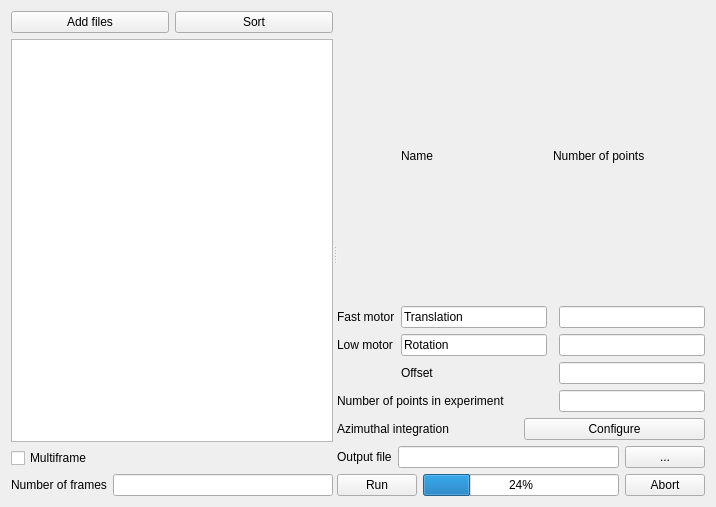
silx-kit/pyFAI, file gui/diffmap.ui: the form before one commit.
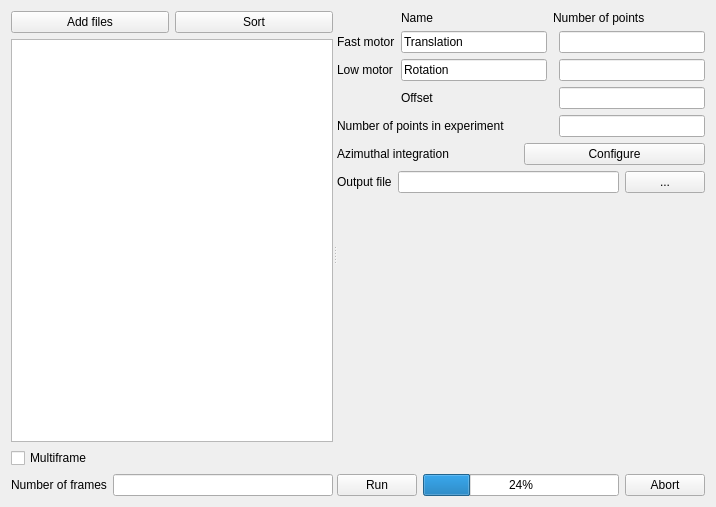
The form after the commit.

The edit to the form file:
```diff
--- a/gui/diffmap.ui
+++ b/gui/diffmap.ui
@@ -19,7 +19,7 @@
      <property name="orientation">
       <enum>Qt::Horizontal</enum>
      </property>
-     <widget class="QWidget" name="">
+     <widget class="QWidget" name="layoutWidget">
       <layout class="QVBoxLayout" name="verticalLayout">
        <item>
         <layout class="QHBoxLayout" name="horizontalLayout_3">
@@ -69,7 +69,7 @@
        </item>
       </layout>
      </widget>
-     <widget class="QWidget" name="">
+     <widget class="QWidget" name="layoutWidget">
       <layout class="QVBoxLayout" name="verticalLayout_2">
        <item>
         <layout class="QGridLayout" name="gridLayout">
@@ -186,6 +186,19 @@
          </item>
         </layout>
        </item>
+       <item>
+        <spacer name="verticalSpacer">
+         <property name="orientation">
+          <enum>Qt::Vertical</enum>
+         </property>
+         <property name="sizeHint" stdset="0">
+          <size>
+           <width>20</width>
+           <height>40</height>
+          </size>
+         </property>
+        </spacer>
+       </item>
        <item>
         <layout class="QHBoxLayout" name="horizontalLayout_5">
          <item>
```
